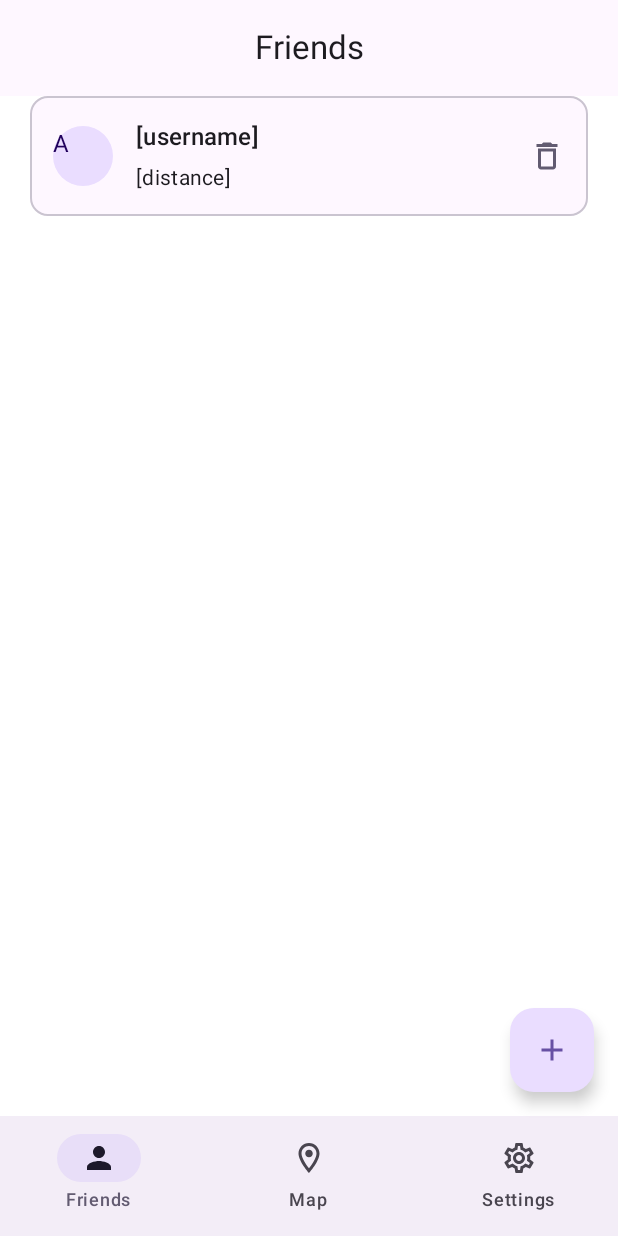
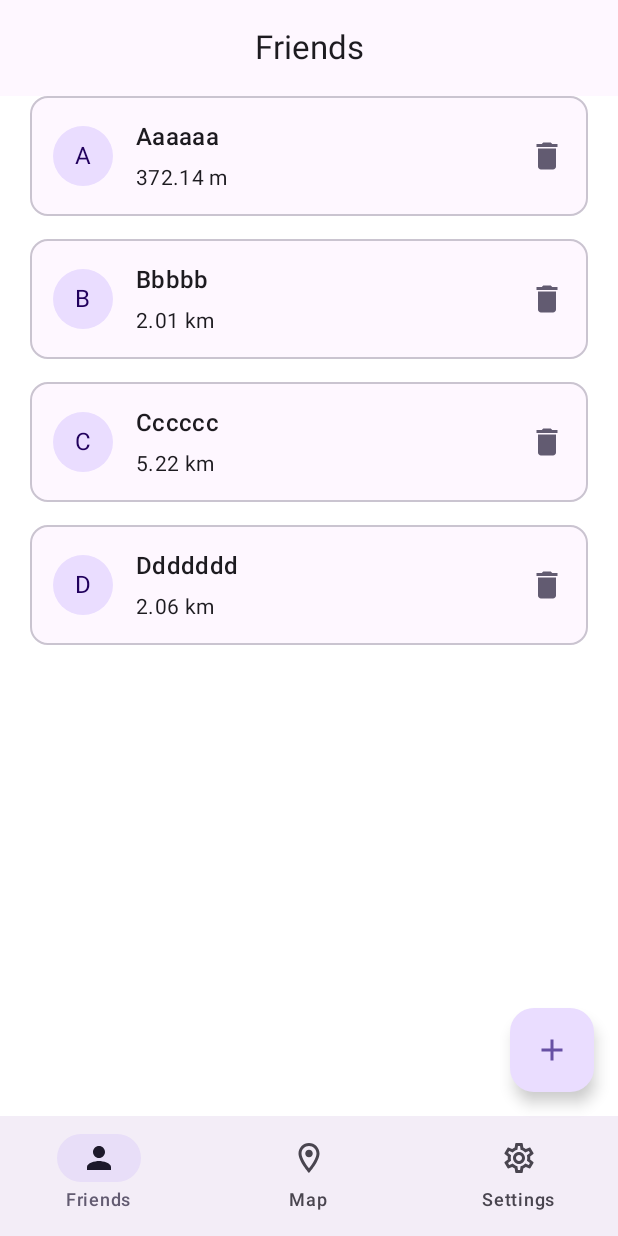
Before and after one commit to Trylog/WhereYouAre, an Android app built with Jetpack Compose: the screen it shows after launch (MainActivity), on a phone screen of 412 x 824 dp. Run offline under Robolectric (Android 15) with nearby library versions, the phone set to English and light mode, and no system bars.

Commit message:
Finished cards, calculating distances

```diff
--- a/app/src/main/java/com/example/whereareyou/ui/Friends.kt
+++ b/app/src/main/java/com/example/whereareyou/ui/Friends.kt
@@ -1,5 +1,6 @@
 package com.example.whereareyou.ui
 
+import android.location.Location
 import androidx.compose.foundation.BorderStroke
 import androidx.compose.foundation.background
 import androidx.compose.foundation.layout.Arrangement
@@ -11,11 +12,8 @@ import androidx.compose.foundation.layout.padding
 import androidx.compose.foundation.layout.size
 import androidx.compose.foundation.shape.CircleShape
 import androidx.compose.material.icons.Icons
-import androidx.compose.material.icons.Icons.Outlined
 import androidx.compose.material.icons.filled.Add
 import androidx.compose.material.icons.filled.Delete
-import androidx.compose.material.icons.filled.Person
-import androidx.compose.material.icons.outlined.Delete
 import androidx.compose.material3.Card
 import androidx.compose.material3.CardDefaults
 import androidx.compose.material3.CenterAlignedTopAppBar
@@ -29,16 +27,22 @@ import androidx.compose.material3.TopAppBarDefaults
 import androidx.compose.runtime.Composable
 import androidx.compose.ui.Alignment
 import androidx.compose.ui.Modifier
-import androidx.compose.ui.draw.clip
-import androidx.compose.ui.draw.drawBehind
-import androidx.compose.ui.graphics.Color
 import androidx.compose.ui.tooling.preview.Preview
 import androidx.compose.ui.unit.dp
 import com.example.whereareyou.ui.theme.AppTheme
+import com.google.android.gms.maps.model.LatLng
+
 
 @OptIn(ExperimentalMaterial3Api::class)
 @Composable
 fun FriendsScreen() {
+    val friends = mapOf(
+        "Aaaaaa" to LatLng(51.10845, 17.05750),
+        "Bbbbb" to LatLng(51.09923, 17.03675),
+        "Cccccc" to LatLng(51.11873, 16.99022),
+        "Ddddddd" to LatLng(51.11065, 17.03358)
+    )
+    val location = LatLng(51.10725, 17.06246)
     Scaffold(
         topBar = {
             CenterAlignedTopAppBar(
@@ -68,8 +72,24 @@ fun FriendsScreen() {
             modifier = Modifier
                 .padding(innerPadding)
                 .fillMaxWidth()
-                .padding(horizontal = 20.dp)
+                .padding(horizontal = 20.dp),
+            verticalArrangement = Arrangement.spacedBy(15.dp)
         ){
+            friends.forEach { (name, coords) ->
+                val locationA: Location = Location("current")
+                locationA.latitude = location.latitude
+                locationA.longitude = location.longitude
+                val locationB: Location = Location(name)
+                locationB.latitude = coords.latitude
+                locationB.longitude = coords.longitude
+                var distance: Float = locationA.distanceTo(locationB)
+                var distanceText = ""
+                if (distance > 1000) {
+                    distance /= 1000
+                    distanceText = distanceText.plus(String.format("%.2f", distance)).plus(" km")
+                } else {
+                    distanceText = distanceText.plus(String.format("%.2f", distance)).plus(" m")
+                }
                 Card (
                     modifier = Modifier.fillMaxWidth(),
                     colors = CardDefaults.cardColors(
@@ -87,30 +107,31 @@ fun FriendsScreen() {
                             horizontalArrangement = Arrangement.spacedBy(15.dp),
                             verticalAlignment = Alignment.CenterVertically
                         ) {
-                        Text(
-                            text = "A",
-                            modifier = Modifier
+                            Box (modifier = Modifier
+                                .size(40.dp)
                                 .background(
                                     MaterialTheme.colorScheme.primaryContainer,
                                     CircleShape
-                                )
-                                .align(Alignment.CenterVertically)
-                                .size(40.dp),
+                                ),
+                                contentAlignment = Alignment.Center
+                            ){
+                                Text(
+                                    text = name[0].toString(),
                                     color = MaterialTheme.colorScheme.onPrimaryContainer
                                 )
+                            }
                             Column(
                                 verticalArrangement = Arrangement.spacedBy(5.dp),
                             ) {
-                            Text(text = "[username]", style = MaterialTheme.typography.titleMedium)
-                            Text(text = "[distance]", style = MaterialTheme.typography.bodyMedium)
+                                Text(text = name, style = MaterialTheme.typography.titleMedium)
+                                Text(text = distanceText, style = MaterialTheme.typography.bodyMedium)
                             }
                         }
                         Box (
                             Modifier.align(Alignment.CenterVertically)
                         ){
                             Icon(
-                            Outlined
-                                .Delete,
+                                Icons.Default.Delete,
                                 contentDescription = "Delete",
                                 tint = MaterialTheme.colorScheme.secondary
                             )
@@ -118,6 +139,8 @@ fun FriendsScreen() {
                     }
 
                 }
+            }
+
         }
     }
 }
--- a/gradle.properties
+++ b/gradle.properties
@@ -21,3 +21,4 @@ kotlin.code.style=official
 # resources declared in the library itself and none from the library's dependencies,
 # thereby reducing the size of the R class for that library
 android.nonTransitiveRClass=true
+org.gradle.java.home=C\:\\Program Files\\Java\\jdk-17.0.5
```
Lines whose indentation alone changed are shown as unchanged.
